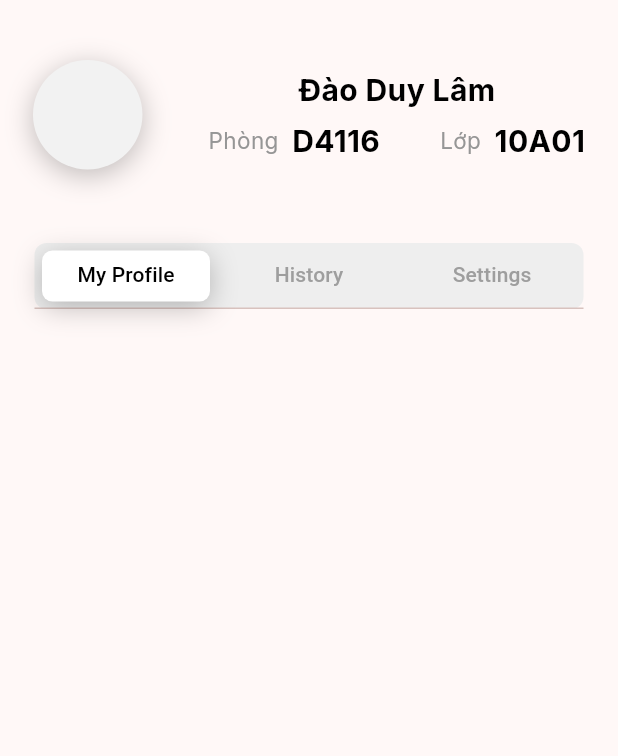
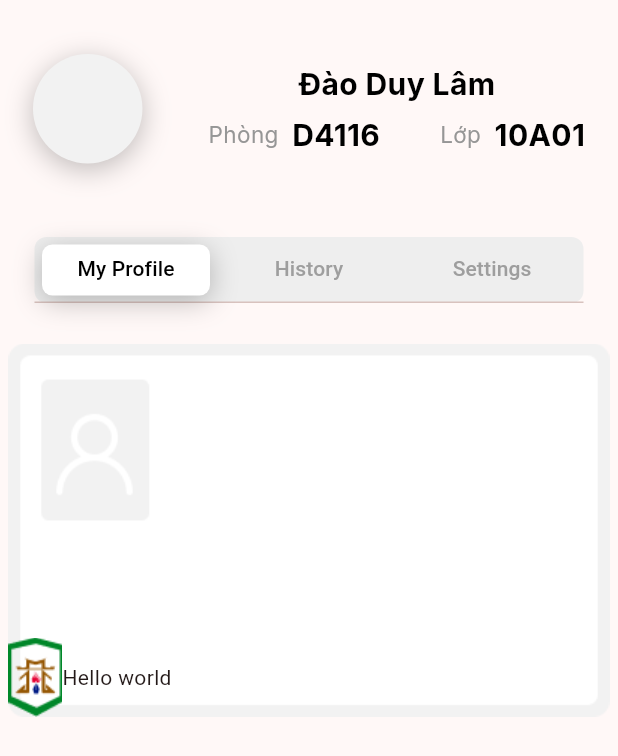
Before and after one commit to daoduylam2008/IdealMeal, a Flutter app: the ProfileView widget shown alone on an empty page, opened directly, on a phone screen of 412 x 824 dp. Shown: the top 756 px of the screen. Run offline on Flutter 3.47's test engine with Material 3 defaults, Android fonts, the phone set to English and light mode, and no system bars; our stand-ins replace blurrycontainer, google_fonts, table_calendar.

Commit message:
update constants.dart & profile view

```diff
--- a/lib/constant.dart
+++ b/lib/constant.dart
@@ -21,6 +21,10 @@ const String pathToData = 'http://127.0.0.1:8000/api/v1/students';
 String urlToStudentData = 'http://127.0.0.1:8000/api/v1/students/1';
 String urlToMealsData = 'http://127.0.0.1:8000/api/v1/meals/1';
 
+
+String iconPath(String name) {
+  return "assets/icons/$name icon.png";
+}
 
 class Student {
   final int id;
@@ -67,8 +71,6 @@ class Student {
     };
   }
 }
-
-class Teacher {}
 
 class User {
   final int id;
--- a/lib/responsive_layout/mobile_layout/ProfileView.dart
+++ b/lib/responsive_layout/mobile_layout/ProfileView.dart
@@ -2,6 +2,9 @@ import 'package:flutter/material.dart';
 import 'package:flutter/widgets.dart';
 import 'package:student_attendance/constant.dart';
 import 'package:google_fonts/google_fonts.dart';
+import 'package:student_attendance/responsive_layout/mobile_layout/profile_tab/History.dart';
+import 'package:student_attendance/responsive_layout/mobile_layout/profile_tab/MyProfile.dart';
+import 'package:student_attendance/responsive_layout/mobile_layout/profile_tab/Settings.dart';
 
 class ProfileView extends StatefulWidget {
   const ProfileView({super.key});
@@ -22,6 +25,7 @@ TextStyle font(double size, Color color, FontWeight weight) {
 class _ProfileView extends State<ProfileView> with TickerProviderStateMixin {
   Student student = studentTest;
   TabController? tabController;
+  int _selection = 0;
 
   final selectedColor = Colors.white;
 
@@ -30,6 +34,18 @@ class _ProfileView extends State<ProfileView> with TickerProviderStateMixin {
     const Tab(text: "History"),
     const Tab(text: "Settings")
   ];
+
+  var tab_view = [
+    MyProfile(),
+    History(),
+    Settings(),
+  ];
+
+  void onTpa(int selection) {
+    setState(() {
+      _selection = selection;
+    });
+  }
 
   @override
   void initState() {
@@ -42,7 +58,7 @@ class _ProfileView extends State<ProfileView> with TickerProviderStateMixin {
   Widget build(BuildContext context) {
     return SafeArea(
       child: Column(mainAxisAlignment: MainAxisAlignment.start, children: [
-        const SizedBox(height: 40),
+        const SizedBox(height: 36),
         Row(mainAxisAlignment: MainAxisAlignment.spaceAround, children: [
           // Show student's profile
           Container(
@@ -117,19 +133,24 @@ class _ProfileView extends State<ProfileView> with TickerProviderStateMixin {
             indicatorPadding: const EdgeInsets.all(5),
             indicatorSize: TabBarIndicatorSize.tab,
             controller: tabController,
-            indicator: BoxDecoration(
-                boxShadow : const [ BoxShadow(
-                    color: Color.fromRGBO(0, 0, 0, 0.25),
-                    offset: Offset(0,4),
-                    blurRadius: 15
-                )],
-                borderRadius: BorderRadius.circular(7.0),
-                color: selectedColor),
+            indicator: BoxDecoration(boxShadow: const [
+              BoxShadow(
+                  color: Color.fromRGBO(0, 0, 0, 0.25),
+                  offset: Offset(0, 4),
+                  blurRadius: 15)
+            ], borderRadius: BorderRadius.circular(7.0), color: selectedColor),
             labelColor: Colors.black,
             unselectedLabelColor: Colors.grey,
             tabs: tabs,
+            onTap: onTpa,
           ),
         ),
+        const SizedBox(height: 27),
+        // Navigation tab
+        IndexedStack(
+          index: _selection,
+          children: tab_view,
+        )
       ]),
     );
   }
--- a/lib/responsive_layout/mobile_layout/mobile_layout.dart
+++ b/lib/responsive_layout/mobile_layout/mobile_layout.dart
@@ -9,10 +9,6 @@ import 'HomeView.dart';
 import 'MealView.dart';
 import 'OrderView.dart';
 import 'ProfileView.dart';
-
-String iconPath(String name) {
-  return "assets/icons/$name icon.png";
-}
 
 class MobileScaffold extends StatefulWidget {
   const MobileScaffold({super.key});
--- /dev/null
+++ b/lib/responsive_layout/mobile_layout/profile_tab/History.dart
@@ -0,0 +1,10 @@
+import 'package:flutter/material.dart';
+
+class History extends StatelessWidget {
+  @override
+  Widget build(context) {
+    return Row(
+
+    );
+  }
+}
--- /dev/null
+++ b/lib/responsive_layout/mobile_layout/profile_tab/MyProfile.dart
@@ -0,0 +1,25 @@
+import 'package:flutter/material.dart';
+
+class MyProfile extends StatelessWidget {
+  @override
+  Widget build(context) {
+    return Center(
+        child: Row(
+      mainAxisAlignment: MainAxisAlignment.center,
+      children: [
+        Stack(
+          alignment: Alignment.bottomLeft,
+          children: [
+            Image.asset("assets/images/card.png"),
+            Row(
+              children: [
+                Image.asset("assets/images/logo.png"),
+                Text("Hello world")
+              ]
+            ),
+            ],
+        )
+      ],
+    ));
+  }
+}
--- /dev/null
+++ b/lib/responsive_layout/mobile_layout/profile_tab/Settings.dart
@@ -0,0 +1,10 @@
+import 'package:flutter/material.dart';
+
+class Settings extends StatelessWidget {
+  @override
+  Widget build(context) {
+    return Row(
+
+    );
+  }
+}
--- a/pubspec.yaml
+++ b/pubspec.yaml
@@ -73,6 +73,8 @@ flutter:
     - assets/icons/meal icon.png
     - assets/icons/order icon.png
     - assets/icons/profile icon.png
+    - assets/images/card.png
+    - assets/images/logo.png
 
   # An image asset can refer to one or more resolution-specific "variants", see
   # https://flutter.dev/assets-and-images/#resolution-aware
```
Also changed, not shown: assets/images/card.png (added), assets/images/logo.png (added).
